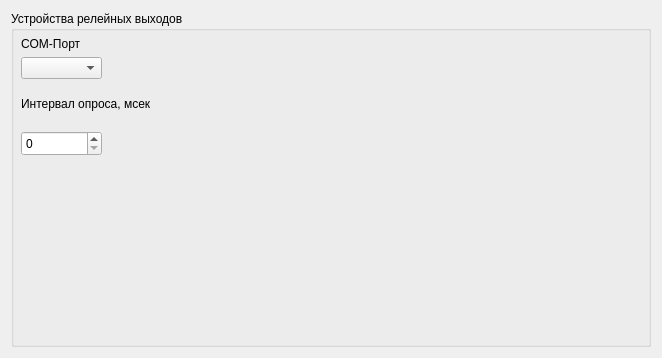
The window that m_cfg/adam_widget.ui (xXRadioHeadXx/start7) describes before a commit, drawn with Qt 5.
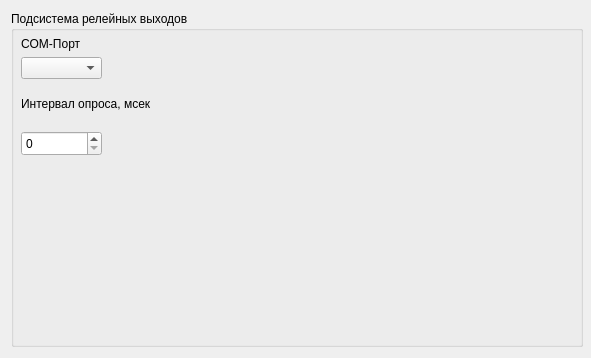
The same window after the commit.

```diff
--- a/m_cfg/adam_widget.ui
+++ b/m_cfg/adam_widget.ui
@@ -6,18 +6,24 @@
    <rect>
     <x>0</x>
     <y>0</y>
-    <width>662</width>
+    <width>591</width>
     <height>358</height>
    </rect>
   </property>
   <property name="windowTitle">
    <string>Form</string>
   </property>
-  <layout class="QGridLayout" name="gridLayout">
-   <item row="0" column="0">
     <widget class="QGroupBox" name="ADAM__group">
+   <property name="geometry">
+    <rect>
+     <x>11</x>
+     <y>11</y>
+     <width>572</width>
+     <height>336</height>
+    </rect>
+   </property>
      <property name="title">
-      <string>Устройства релейных выходов</string>
+    <string>Подсистема релейных выходов</string>
      </property>
      <widget class="QLabel" name="label_83">
       <property name="geometry">
@@ -81,8 +87,6 @@
       </property>
      </widget>
     </widget>
-   </item>
-  </layout>
  </widget>
  <resources/>
  <connections/>
```
Lines whose indentation alone changed are shown as unchanged.
